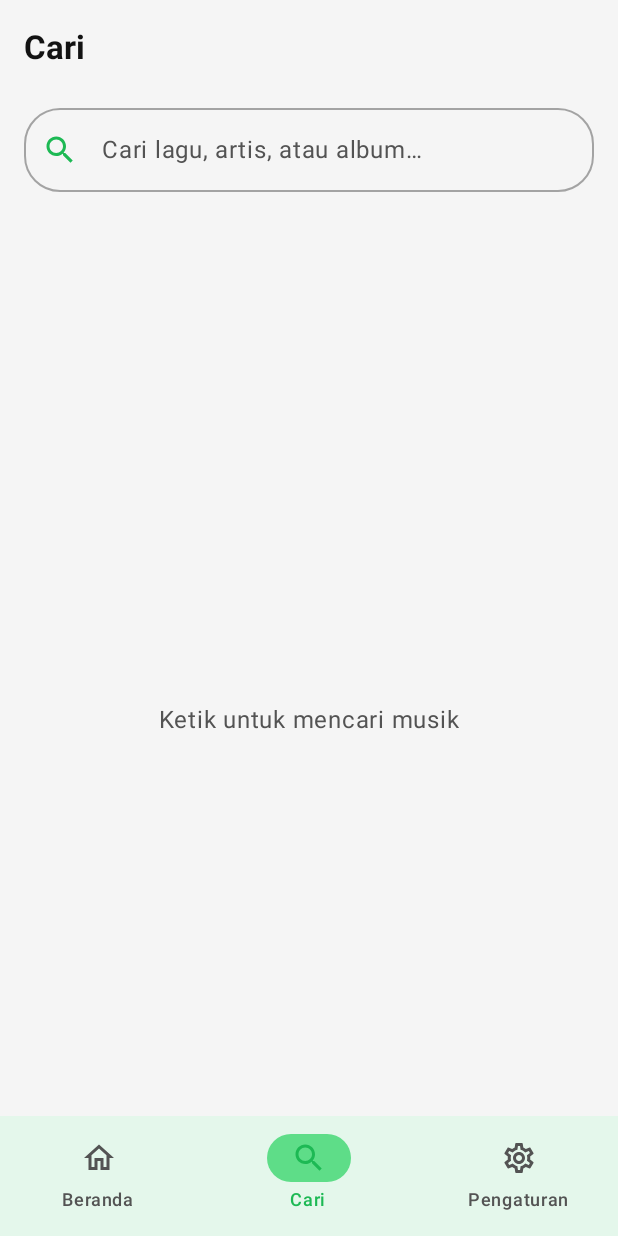
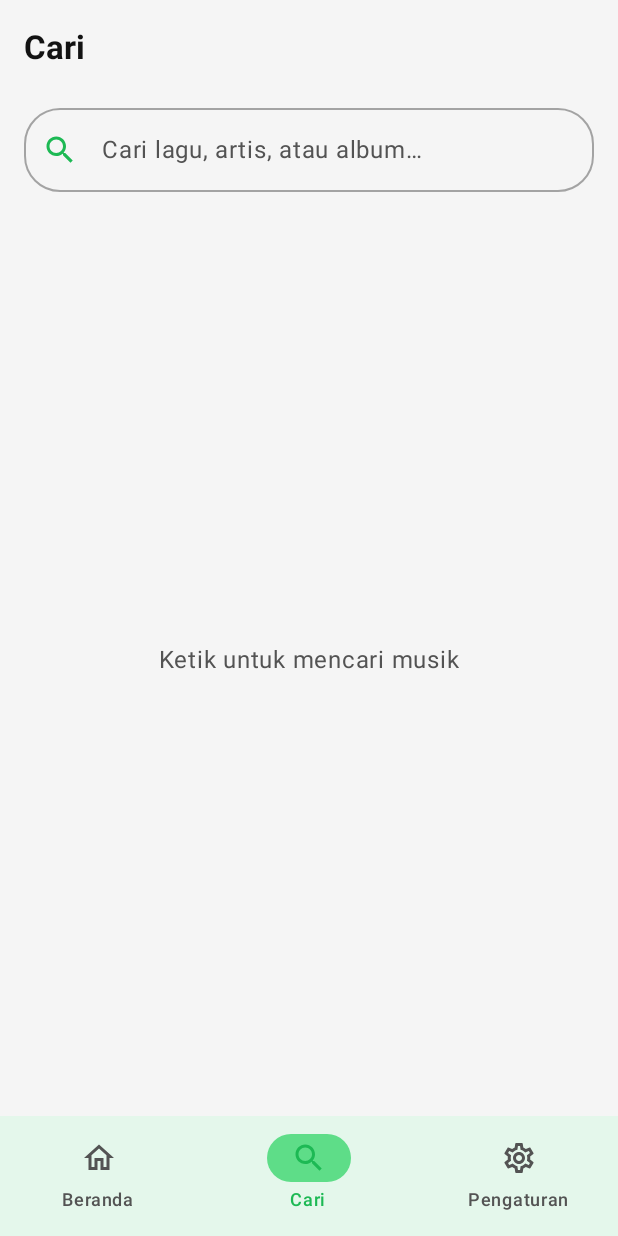
Before and after one commit to sandygifta-ui/NexusSpace, an Android app built with Jetpack Compose: the screen it shows after launch (MainActivity), item 2 of the bottom bar chosen, on a phone screen of 412 x 824 dp. Run offline under Robolectric (Android 15) with nearby library versions, the phone set to English and light mode, and no system bars; pictures from the network do not load.

Commit message:
Fix: add material-icons-extended, fix innerPadding, fix NavGraph modifier

```diff
--- a/app/build.gradle.kts
+++ b/app/build.gradle.kts
@@ -70,6 +70,9 @@ dependencies {
     // AppCompat (for locale/language switching)
     implementation(libs.androidx.appcompat)
 
+    // Material Icons Extended (DarkMode, LightMode, Language, MusicNote, etc.)
+    implementation(libs.androidx.material.icons.extended)
+
     testImplementation(libs.junit)
     androidTestImplementation(libs.androidx.junit)
     androidTestImplementation(libs.androidx.espresso.core)
--- a/app/src/main/java/com/sandya/nexusspace/MainActivity.kt
+++ b/app/src/main/java/com/sandya/nexusspace/MainActivity.kt
@@ -4,6 +4,7 @@ import android.os.Bundle
 import androidx.activity.ComponentActivity
 import androidx.activity.compose.setContent
 import androidx.activity.enableEdgeToEdge
+import androidx.compose.foundation.layout.fillMaxSize
 import androidx.compose.foundation.layout.padding
 import androidx.compose.material.icons.Icons
 import androidx.compose.material.icons.filled.Home
@@ -101,6 +102,9 @@ fun NexusSpaceApp() {
     ) { innerPadding ->
         NexusNavGraph(
             navController = navController,
+            modifier = Modifier
+                .fillMaxSize()
+                .padding(innerPadding)
         )
     }
 }
--- a/app/src/main/java/com/sandya/nexusspace/ui/navigation/NavGraph.kt
+++ b/app/src/main/java/com/sandya/nexusspace/ui/navigation/NavGraph.kt
@@ -1,6 +1,7 @@
 package com.sandya.nexusspace.ui.navigation
 
 import androidx.compose.runtime.Composable
+import androidx.compose.ui.Modifier
 import androidx.navigation.NavHostController
 import androidx.navigation.NavType
 import androidx.navigation.compose.NavHost
@@ -25,10 +26,11 @@ sealed class Screen(val route: String) {
 }
 
 @Composable
-fun NexusNavGraph(navController: NavHostController) {
+fun NexusNavGraph(navController: NavHostController, modifier: Modifier = Modifier) {
     NavHost(
         navController = navController,
-        startDestination = Screen.Home.route
+        startDestination = Screen.Home.route,
+        modifier = modifier
     ) {
         composable(Screen.Home.route) {
             HomeScreen(
--- a/gradle/libs.versions.toml
+++ b/gradle/libs.versions.toml
@@ -41,6 +41,7 @@ coil-compose = { group = "io.coil-kt", name = "coil-compose", version.ref = "coi
 gson = { group = "com.google.code.gson", name = "gson", version.ref = "gson" }
 androidx-splashscreen = { group = "androidx.core", name = "core-splashscreen", version.ref = "splashscreen" }
 androidx-appcompat = { group = "androidx.appcompat", name = "appcompat", version.ref = "appcompat" }
+androidx-material-icons-extended = { group = "androidx.compose.material", name = "material-icons-extended" }
 
 [plugins]
 android-application = { id = "com.android.application", version.ref = "agp" }
```
